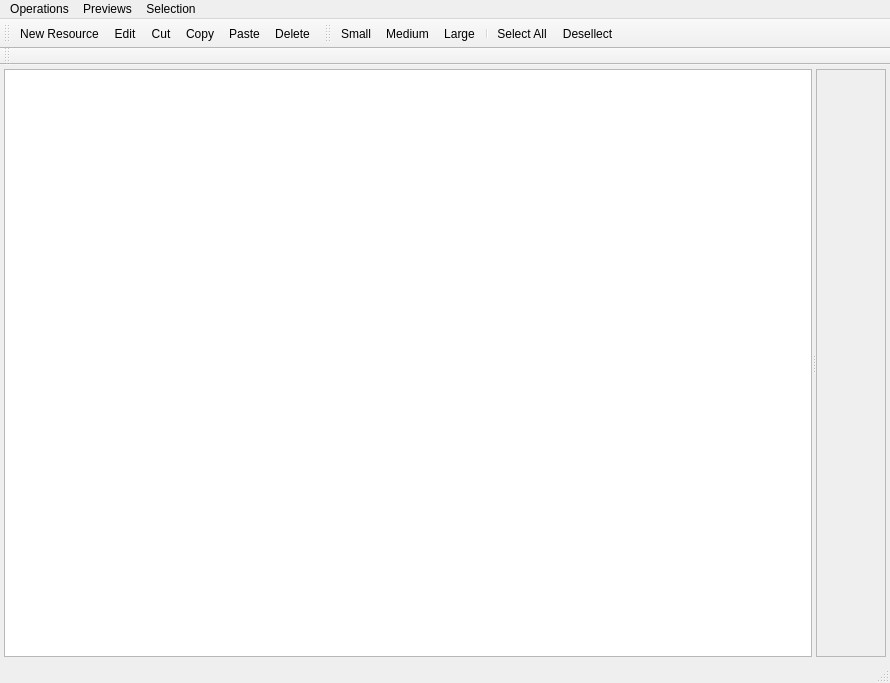
Qt form ZEditor/ZEDBrowser/ZEDBrowser.ui (orcun-gokbulut/ze) before a commit.
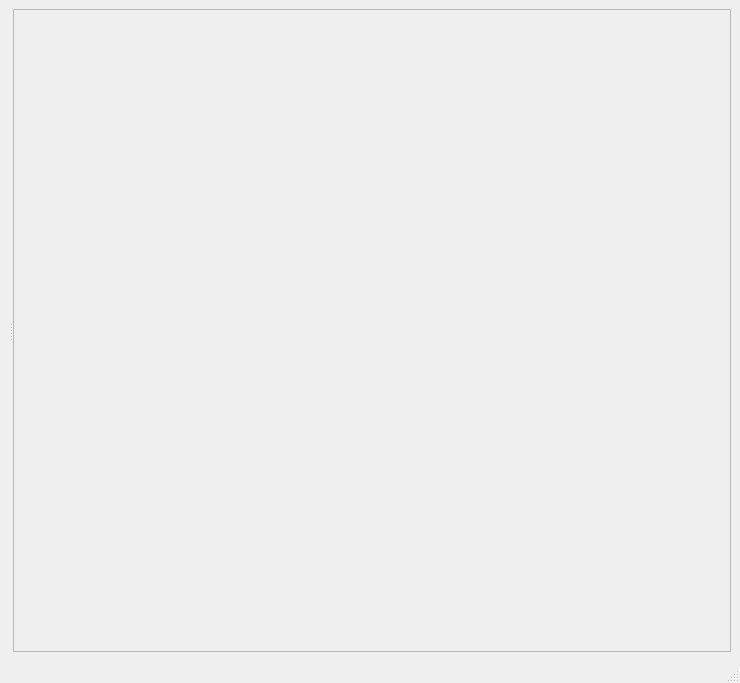
The same form after that commit.

Commit message: ADD : ZEDImageViewer to Commoncontrols ADD : ZEDPlugIn ADD : ZEDExtension ADD : ZEDFileExtension ADD : ZEDImageExtensionsPlugIn ADD : ZEDSoundExtensionsPlugIn ADD : ZEDSoundFileExtension ADD : ZEDImageFileExtension ADD : ZEDPreviewWidgets

What changed in the file:
```diff
--- a/ZEditor/ZEDBrowser/ZEDBrowser.ui
+++ b/ZEditor/ZEDBrowser/ZEDBrowser.ui
@@ -6,7 +6,7 @@
    <rect>
     <x>0</x>
     <y>0</y>
-    <width>890</width>
+    <width>740</width>
     <height>683</height>
    </rect>
   </property>
@@ -17,49 +17,38 @@
    <string/>
   </property>
   <widget class="QWidget" name="centralwidget">
-   <layout class="QVBoxLayout" name="verticalLayout">
-    <property name="spacing">
-     <number>4</number>
-    </property>
-    <property name="margin">
-     <number>4</number>
-    </property>
+   <layout class="QVBoxLayout" name="Layout">
     <item>
      <widget class="QSplitter" name="splitter">
       <property name="orientation">
        <enum>Qt::Horizontal</enum>
       </property>
-      <widget class="QTreeView" name="DirectoryBrowser">
-       <property name="sizePolicy">
-        <sizepolicy hsizetype="Expanding" vsizetype="Expanding">
-         <horstretch>0</horstretch>
-         <verstretch>0</verstretch>
-        </sizepolicy>
-       </property>
-       <property name="headerHidden">
-        <bool>false</bool>
-       </property>
+      <property name="childrenCollapsible">
+       <bool>false</bool>
+      </property>
+      <widget class="QWidget" name="verticalLayoutWidget">
+       <layout class="QVBoxLayout" name="LeftLayout"/>
       </widget>
-      <widget class="QScrollArea" name="PreviewsViewport">
-       <property name="sizePolicy">
-        <sizepolicy hsizetype="Expanding" vsizetype="Expanding">
-         <horstretch>0</horstretch>
-         <verstretch>0</verstretch>
-        </sizepolicy>
-       </property>
-       <property name="widgetResizable">
-        <bool>true</bool>
-       </property>
-       <widget class="QWidget" name="scrollAreaWidgetContents">
-        <property name="geometry">
-         <rect>
-          <x>0</x>
-          <y>0</y>
-          <width>69</width>
-          <height>594</height>
-         </rect>
-        </property>
-       </widget>
+      <widget class="QWidget" name="verticalLayoutWidget_2">
+       <layout class="QVBoxLayout" name="RightLayout">
+        <item>
+         <widget class="QScrollArea" name="BrowserScrollArea">
+          <property name="widgetResizable">
+           <bool>true</bool>
+          </property>
+          <widget class="QWidget" name="scrollAreaWidgetContents">
+           <property name="geometry">
+            <rect>
+             <x>0</x>
+             <y>0</y>
+             <width>694</width>
+             <height>618</height>
+            </rect>
+           </property>
+          </widget>
+         </widget>
+        </item>
+       </layout>
       </widget>
      </widget>
     </item>
@@ -70,89 +59,12 @@
     <rect>
      <x>0</x>
      <y>0</y>
-     <width>890</width>
+     <width>740</width>
      <height>22</height>
     </rect>
    </property>
-   <widget class="QMenu" name="menuPreviews">
-    <property name="title">
-     <string>Previews</string>
-    </property>
-    <addaction name="SmallAction"/>
-    <addaction name="MediumAction"/>
-    <addaction name="LargeAction"/>
-   </widget>
-   <widget class="QMenu" name="menuOperations">
-    <property name="title">
-     <string>Operations</string>
-    </property>
-    <addaction name="NewResourceActon"/>
-    <addaction name="EditAction"/>
-    <addaction name="CopyAction"/>
-    <addaction name="PasteAction"/>
-    <addaction name="CutAction"/>
-    <addaction name="DeleteAction"/>
-   </widget>
-   <widget class="QMenu" name="menuSelection">
-    <property name="title">
-     <string>Selection</string>
-    </property>
-    <addaction name="SelectAllAciton"/>
-    <addaction name="DesellectAction"/>
-   </widget>
-   <addaction name="menuOperations"/>
-   <addaction name="menuPreviews"/>
-   <addaction name="menuSelection"/>
   </widget>
-  <widget class="QStatusBar" name="statusbar"/>
-  <widget class="QToolBar" name="OperationsToolbar">
-   <property name="enabled">
-    <bool>true</bool>
-   </property>
-   <property name="windowTitle">
-    <string>OperationsToolbar</string>
-   </property>
-   <attribute name="toolBarArea">
-    <enum>TopToolBarArea</enum>
-   </attribute>
-   <attribute name="toolBarBreak">
-    <bool>false</bool>
-   </attribute>
-   <addaction name="NewResourceActon"/>
-   <addaction name="EditAction"/>
-   <addaction name="CutAction"/>
-   <addaction name="CopyAction"/>
-   <addaction name="PasteAction"/>
-   <addaction name="DeleteAction"/>
-  </widget>
-  <widget class="QToolBar" name="PreviewsToolBar">
-   <property name="windowTitle">
-    <string>PrewievsToolBar</string>
-   </property>
-   <attribute name="toolBarArea">
-    <enum>TopToolBarArea</enum>
-   </attribute>
-   <attribute name="toolBarBreak">
-    <bool>false</bool>
-   </attribute>
-   <addaction name="SmallAction"/>
-   <addaction name="MediumAction"/>
-   <addaction name="LargeAction"/>
-   <addaction name="separator"/>
-   <addaction name="SelectAllAciton"/>
-   <addaction name="DesellectAction"/>
-  </widget>
-  <widget class="QToolBar" name="SearchToolBar">
-   <property name="windowTitle">
-    <string>SearchToolBar</string>
-   </property>
-   <attribute name="toolBarArea">
-    <enum>TopToolBarArea</enum>
-   </attribute>
-   <attribute name="toolBarBreak">
-    <bool>true</bool>
-   </attribute>
-  </widget>
+  <widget class="QStatusBar" name="StatusBar"/>
   <action name="SmallAction">
    <property name="text">
     <string>Small</string>
```
Left out of the diff: 14 changed lines with no effect on the pictures. The commit also changes 55 other files.
